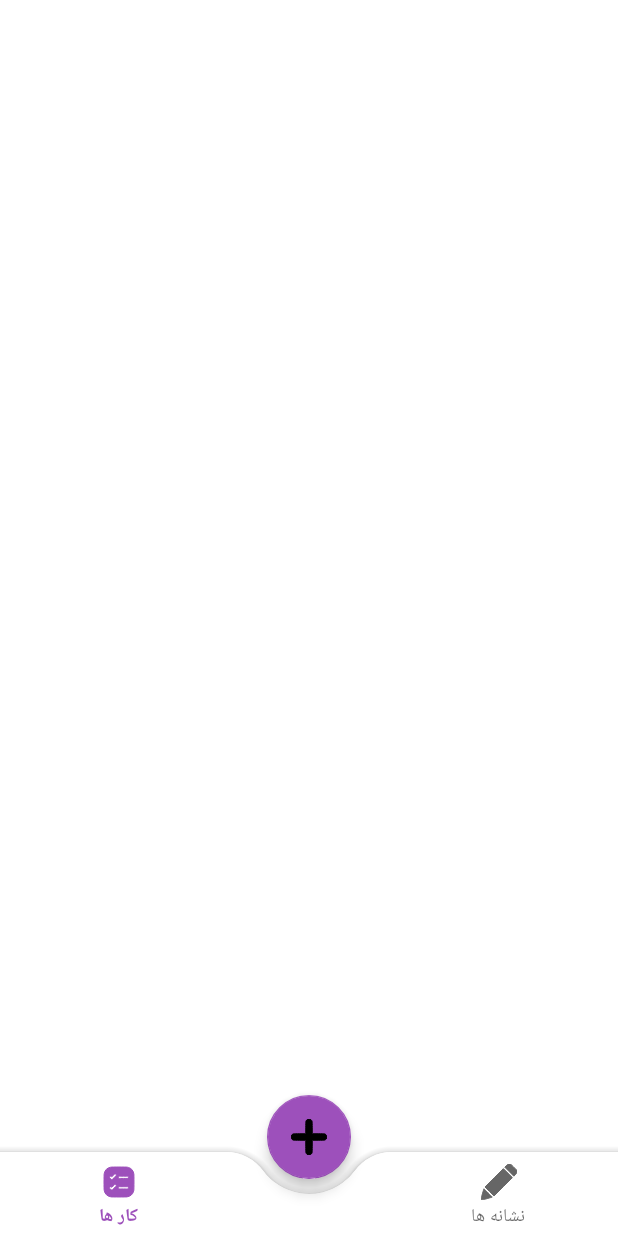
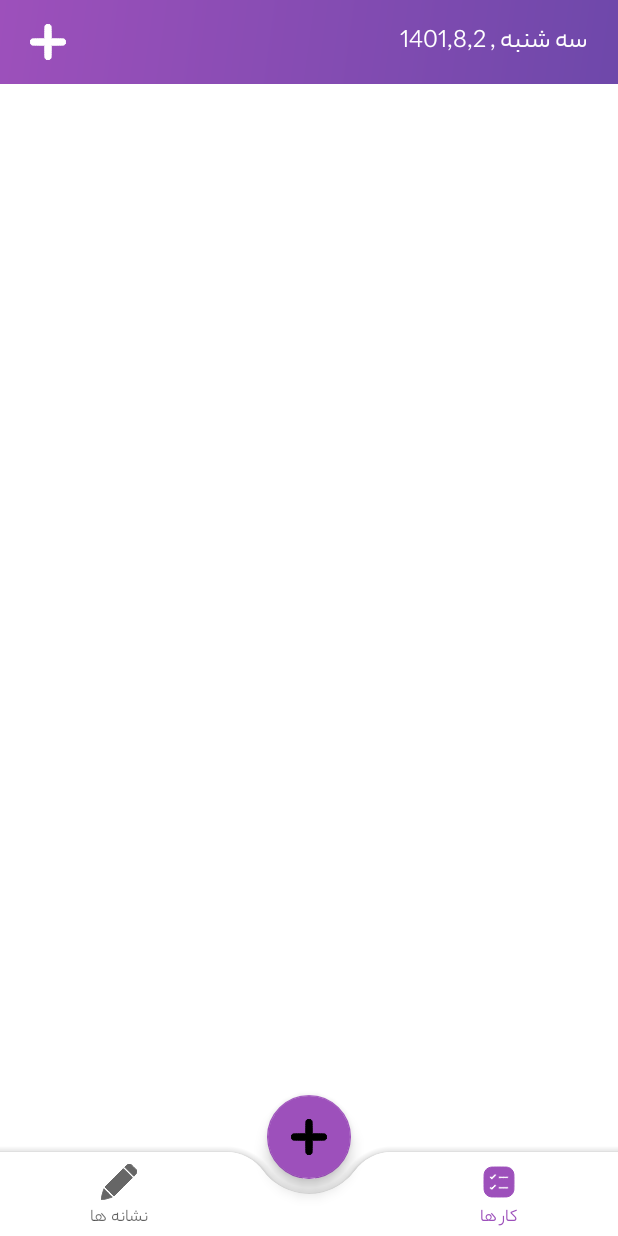
Before and after one commit to HoseinNezamdoost/MegaTask, an Android app: the screen it shows after launch (MainActivity), on a phone screen of 412 x 824 dp. Run offline under Robolectric (Android 15) with nearby library versions, the phone set to English and light mode, and no system bars.

Commit message:
make CollapsingToolbar

```diff
--- a/app/src/main/res/drawable/bg_selector.xml
+++ b/app/src/main/res/drawable/bg_selector.xml
@@ -2,5 +2,5 @@
 <shape xmlns:android="http://schemas.android.com/apk/res/android" android:shape="rectangle">
     <gradient android:startColor="@color/purple700"
         android:endColor="@color/purple500"
-        android:angle="225"/>
+        android:angle="135"/>
 </shape>
--- a/app/src/main/res/drawable/ic_add.xml
+++ b/app/src/main/res/drawable/ic_add.xml
@@ -1,6 +1,6 @@
 <vector xmlns:android="http://schemas.android.com/apk/res/android"
-    android:width="512dp"
-    android:height="512dp"
+    android:width="24dp"
+    android:height="24dp"
     android:viewportWidth="512"
     android:viewportHeight="512">
   <path
--- a/app/src/main/res/layout/activity_main.xml
+++ b/app/src/main/res/layout/activity_main.xml
@@ -5,6 +5,49 @@
     android:layout_width="match_parent"
     android:layout_height="match_parent"
     tools:context=".MainActivity">
+
+    <com.google.android.material.appbar.AppBarLayout
+        android:layout_width="match_parent"
+        android:layout_height="wrap_content">
+
+        <com.google.android.material.appbar.CollapsingToolbarLayout
+            android:layout_width="match_parent"
+            android:layout_height="wrap_content"
+            app:layout_scrollFlags="scroll|exitUntilCollapsed">
+
+            <RelativeLayout
+                android:layout_width="match_parent"
+                android:layout_height="?actionBarSize"
+                android:background="@drawable/bg_selector">
+
+                <TextView
+                    android:layout_width="wrap_content"
+                    android:layout_height="wrap_content"
+                    android:text="سه شنبه , 1401,8,2"
+                    android:textSize="18sp"
+                    android:textColor="@color/white"
+                    android:layout_centerVertical="true"
+                    android:layout_marginStart="20dp"/>
+
+                <ImageView
+                    android:layout_width="wrap_content"
+                    android:layout_height="wrap_content"
+                    android:layout_centerVertical="true"
+                    android:layout_alignParentEnd="true"
+                    android:src="@drawable/ic_add"
+                    android:layout_marginEnd="20dp"/>
+
+            </RelativeLayout>
+
+        </com.google.android.material.appbar.CollapsingToolbarLayout>
+
+    </com.google.android.material.appbar.AppBarLayout>
+
+    <androidx.fragment.app.FragmentContainerView
+        android:layout_width="match_parent"
+        android:layout_height="match_parent"
+        app:layout_behavior="com.google.android.material.appbar.AppBarLayout$ScrollingViewBehavior"
+        android:layout_marginBottom="56dp"/>
 
     <com.google.android.material.bottomappbar.BottomAppBar
         android:id="@+id/bottomAppBar"
@@ -31,6 +74,7 @@
         android:layout_height="wrap_content"
         android:contentDescription="@string/app_name"
         android:src="@drawable/ic_add"
+        android:tint="@color/white"
         app:layout_anchor="@id/bottomAppBar" />
 
 </androidx.coordinatorlayout.widget.CoordinatorLayout>
--- a/app/src/main/res/values/themes.xml
+++ b/app/src/main/res/values/themes.xml
@@ -12,5 +12,7 @@
         <!-- Status bar color. -->
         <item name="android:statusBarColor">?attr/colorPrimaryVariant</item>
         <!-- Customize your theme here. -->
+        <item name="android:layoutDirection">rtl</item>
+        <item name="android:fontFamily">@font/yekan</item>
     </style>
 </resources>
```
Also changed, not shown: app/src/main/res/font/yekan.ttf (added), app/src/main/res/font/yekan_bold.ttf (added).
